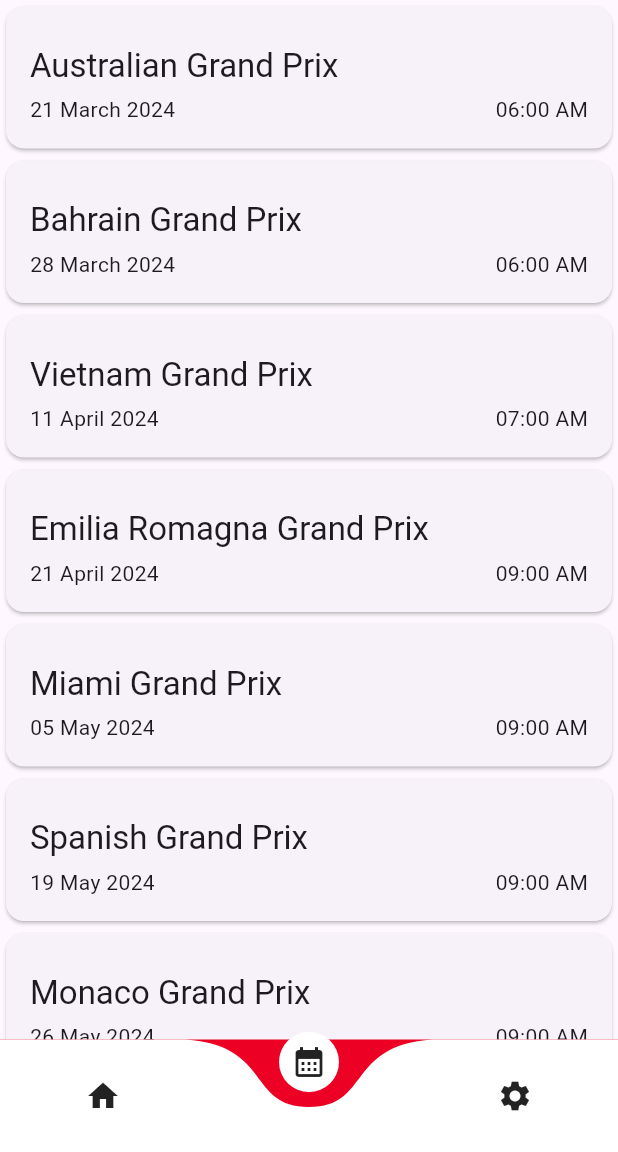
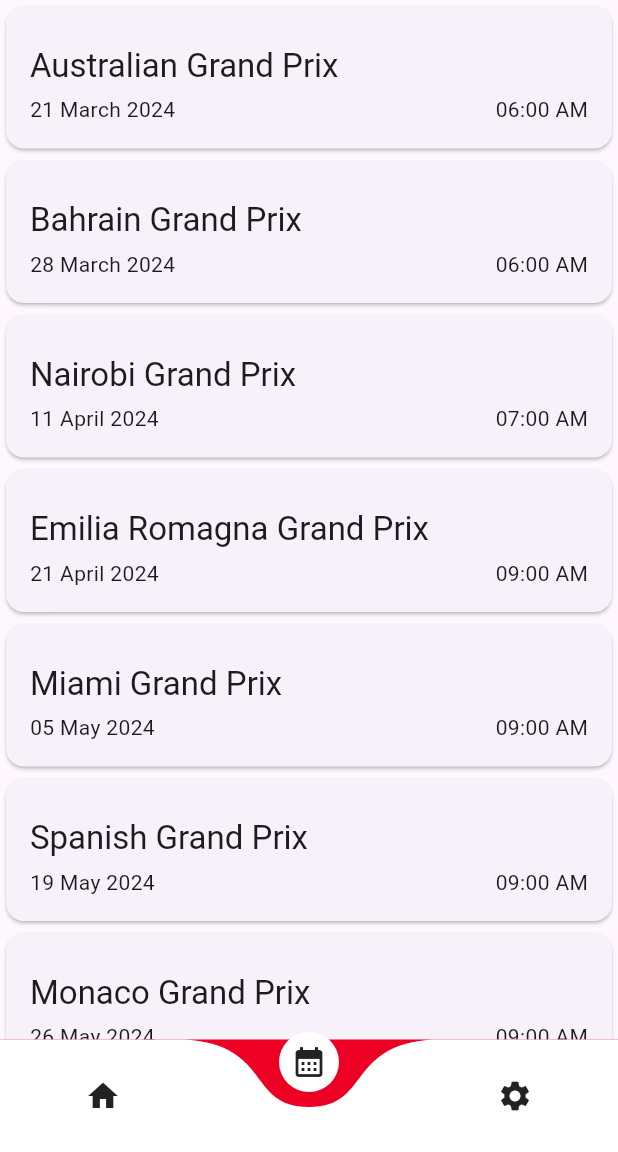
Before and after one commit to eiidoubleyuwes/you-make-my-heart-flutter, a Flutter app: the Dashboard screen opened by its route, item 2 of the bottom bar chosen, on a phone screen of 412 x 824 dp, the part 84-1236 px from its top. Run offline on Flutter 3.47's test engine with Material 3 defaults, Android fonts, the phone set to English and light mode, and no system bars; drawn by our look-alikes of curved_navigation_bar; our stand-ins replace get; network calls fail.

Commit message:
Feat:Added my favourite Grand Prix
This is the non-existant Kenyan GP

```diff
--- a/lib/pages/calender.dart
+++ b/lib/pages/calender.dart
@@ -33,7 +33,7 @@ class F1Race {
 final List<F1Race> f1Races = [
   F1Race(name: 'Australian Grand Prix',date: '21 March 2024',time: '06:00 AM',),
   F1Race(name: 'Bahrain Grand Prix', date: '28 March 2024', time: '06:00 AM'),
-  F1Race(name: 'Vietnam Grand Prix', date: '11 April 2024', time: '07:00 AM'),
+  F1Race(name: 'Nairobi Grand Prix', date: '11 April 2024', time: '07:00 AM'),
   F1Race(name: 'Emilia Romagna Grand Prix', date: '21 April 2024', time: '09:00 AM'),
   F1Race(name: 'Miami Grand Prix', date: '05 May 2024', time: '09:00 AM'),
   F1Race(name: 'Spanish Grand Prix', date: '19 May 2024', time: '09:00 AM'),
```
